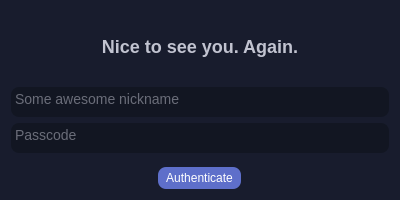
Before: the Qt Designer form authdialog.ui in ftelnov/qtChatClient, drawn with Qt 5.
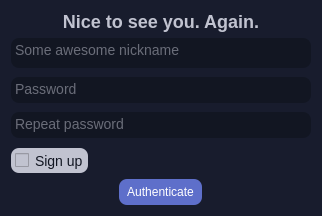
After: the same form once the commit is applied. Icons and pictures are not drawn.

Diff of the .ui file:
```diff
--- a/authdialog.ui
+++ b/authdialog.ui
@@ -6,10 +6,16 @@
    <rect>
     <x>0</x>
     <y>0</y>
-    <width>400</width>
-    <height>200</height>
+    <width>320</width>
+    <height>216</height>
    </rect>
   </property>
+  <property name="sizePolicy">
+   <sizepolicy hsizetype="Preferred" vsizetype="Expanding">
+    <horstretch>0</horstretch>
+    <verstretch>0</verstretch>
+   </sizepolicy>
+  </property>
   <property name="minimumSize">
    <size>
     <width>0</width>
@@ -19,7 +25,7 @@
   <property name="maximumSize">
    <size>
     <width>400</width>
-    <height>200</height>
+    <height>400</height>
    </size>
   </property>
   <property name="windowTitle">
@@ -110,22 +116,74 @@
 border-radius: 8px;
 color: #C1C3D0;
 font: 9pt &quot;Liberation Serif&quot;;
-font-size: 14px;</string>
+font-size: 14px;
+margin-top: 4px;</string>
        </property>
        <property name="placeholderText">
-        <string>Passcode</string>
+        <string>Password</string>
+       </property>
+      </widget>
+     </item>
+     <item>
+      <widget class="QTextEdit" name="passwordRepeatInput">
+       <property name="enabled">
+        <bool>true</bool>
+       </property>
+       <property name="minimumSize">
+        <size>
+         <width>0</width>
+         <height>30</height>
+        </size>
+       </property>
+       <property name="maximumSize">
+        <size>
+         <width>16777215</width>
+         <height>30</height>
+        </size>
+       </property>
+       <property name="styleSheet">
+        <string notr="true">background: rgb(18, 22, 34);
+border-radius: 8px;
+color: #C1C3D0;
+font: 9pt &quot;Liberation Serif&quot;;
+font-size: 14px;
+margin-top: 4px;</string>
+       </property>
+       <property name="placeholderText">
+        <string>Repeat password</string>
+       </property>
+      </widget>
+     </item>
+     <item alignment="Qt::AlignLeft">
+      <widget class="QCheckBox" name="signUpCheckBox">
+       <property name="styleSheet">
+        <string notr="true">background: rgb(193, 195, 208);
+color: #121622;
+font: 9pt &quot;Liberation Serif&quot;;
+font-size: 14px;
+border-radius: 8px;
+padding: 4px;
+margin-top: 4px;</string>
+       </property>
+       <property name="text">
+        <string>Sign up</string>
        </property>
       </widget>
      </item>
      <item alignment="Qt::AlignHCenter">
       <widget class="QPushButton" name="authButton">
+       <property name="minimumSize">
+        <size>
+         <width>0</width>
+         <height>0</height>
+        </size>
+       </property>
        <property name="styleSheet">
         <string notr="true">color: rgb(255, 255, 255);
 border-radius: 8px;
-padding-top: 4px;
-padding-bottom: 4px;
+padding-top: 6px;
+padding-bottom: 6px;
 padding-left: 8px;
-margin-top: 8px;
 padding-right: 8px;
 background: #5E6FCA;</string>
        </property>
```
Left out of the diff: 12 changed lines with no effect on the pictures.
